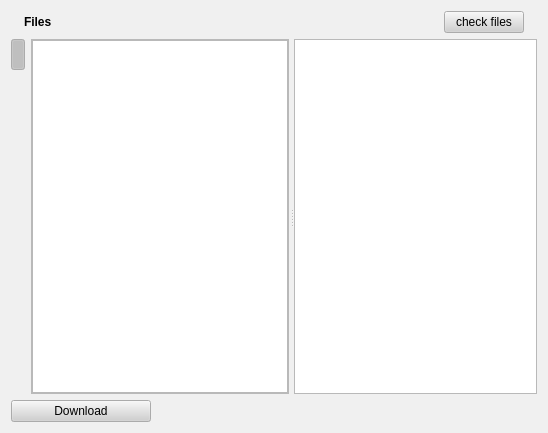
Qt form retroshare-gui/src/gui/SharedFilesDialog.ui (RetroShare/RetroShare) before a commit.
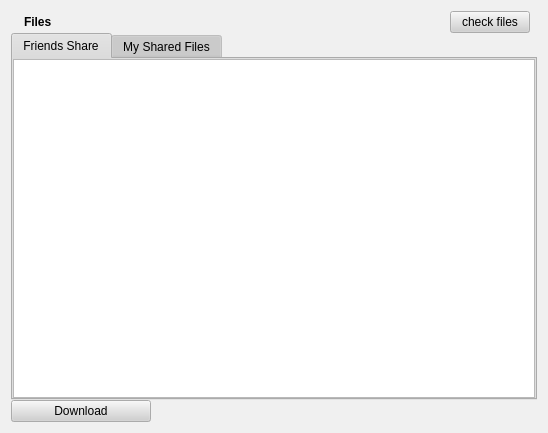
The same form after that commit. Icons and pictures are not drawn.

Commit message: * redesign SharedFiles dialog with Tabs * Set Font Size for MainWindow ToolBar to 9

The edit to the form file:
```diff
--- a/retroshare-gui/src/gui/SharedFilesDialog.ui
+++ b/retroshare-gui/src/gui/SharedFilesDialog.ui
@@ -487,27 +487,18 @@
   <property name="contextMenuPolicy" >
    <enum>Qt::NoContextMenu</enum>
   </property>
-  <layout class="QGridLayout" >
-   <item row="0" column="0" colspan="3" >
+  <layout class="QGridLayout" name="gridLayout_3" >
+   <property name="spacing" >
+    <number>0</number>
+   </property>
+   <item row="0" column="0" colspan="2" >
     <layout class="QHBoxLayout" >
      <item>
       <layout class="QGridLayout" >
-       <property name="leftMargin" >
+       <property name="margin" >
         <number>0</number>
        </property>
-       <property name="topMargin" >
-        <number>0</number>
-       </property>
-       <property name="rightMargin" >
-        <number>0</number>
-       </property>
-       <property name="bottomMargin" >
-        <number>0</number>
-       </property>
-       <property name="horizontalSpacing" >
-        <number>6</number>
-       </property>
-       <property name="verticalSpacing" >
+       <property name="spacing" >
         <number>6</number>
        </property>
        <item row="0" column="0" >
@@ -537,7 +528,7 @@
        <property name="orientation" >
         <enum>Qt::Horizontal</enum>
        </property>
-       <property name="sizeHint" >
+       <property name="sizeHint" stdset="0" >
         <size>
          <width>271</width>
          <height>20</height>
@@ -561,95 +552,88 @@
      </item>
     </layout>
    </item>
-   <item row="1" column="0" >
-    <layout class="QGridLayout" >
-     <property name="horizontalSpacing" >
+   <item row="1" column="0" colspan="2" >
+    <widget class="QTabWidget" name="filestabWidget" >
+     <property name="currentIndex" >
       <number>0</number>
      </property>
-     <property name="verticalSpacing" >
-      <number>0</number>
-     </property>
-     <item row="0" column="0" >
-      <widget class="QPushButton" name="frameButton" >
-       <property name="minimumSize" >
-        <size>
-         <width>14</width>
-         <height>31</height>
-        </size>
-       </property>
-       <property name="maximumSize" >
-        <size>
-         <width>14</width>
-         <height>31</height>
-        </size>
-       </property>
-       <property name="text" >
-        <string/>
-       </property>
-       <property name="icon" >
-        <iconset resource="images.qrc" >:/images/hide_toolbox_frame.png</iconset>
-       </property>
-       <property name="iconSize" >
-        <size>
-         <width>14</width>
-         <height>31</height>
-        </size>
-       </property>
-       <property name="checkable" >
-        <bool>true</bool>
-       </property>
-       <property name="checked" >
-        <bool>true</bool>
-       </property>
-      </widget>
-     </item>
-     <item row="1" column="0" >
-      <spacer>
-       <property name="orientation" >
-        <enum>Qt::Vertical</enum>
-       </property>
-       <property name="sizeHint" >
-        <size>
-         <width>14</width>
-         <height>321</height>
-        </size>
-       </property>
-      </spacer>
-     </item>
-    </layout>
-   </item>
-   <item row="1" column="1" colspan="2" >
-    <widget class="QSplitter" name="splitter" >
-     <property name="orientation" >
-      <enum>Qt::Horizontal</enum>
-     </property>
-     <property name="handleWidth" >
-      <number>5</number>
-     </property>
-     <widget class="QFrame" name="frame" >
-      <property name="frameShape" >
-       <enum>QFrame::StyledPanel</enum>
+     <widget class="QWidget" name="tab" >
+      <property name="geometry" >
+       <rect>
+        <x>0</x>
+        <y>0</y>
+        <width>526</width>
+        <height>322</height>
+       </rect>
       </property>
-      <property name="frameShadow" >
-       <enum>QFrame::Raised</enum>
-      </property>
-      <layout class="QGridLayout" >
-       <property name="leftMargin" >
+      <attribute name="title" >
+       <string>Friends Share</string>
+      </attribute>
+      <attribute name="icon" >
+       <iconset resource="images.qrc" >
+        <normaloff>:/images/fileshare16.png</normaloff>:/images/fileshare16.png</iconset>
+      </attribute>
+      <layout class="QGridLayout" name="gridLayout" >
+       <property name="margin" >
         <number>0</number>
        </property>
-       <property name="topMargin" >
+       <property name="spacing" >
         <number>0</number>
        </property>
-       <property name="rightMargin" >
-        <number>0</number>
-       </property>
-       <property name="bottomMargin" >
-        <number>0</number>
-       </property>
+       <item row="0" column="0" >
+        <widget class="QTreeView" name="remoteDirTreeView" >
+         <property name="sizePolicy" >
+          <sizepolicy vsizetype="Expanding" hsizetype="Expanding" >
+           <horstretch>4</horstretch>
+           <verstretch>0</verstretch>
+          </sizepolicy>
+         </property>
+         <property name="contextMenuPolicy" >
+          <enum>Qt::CustomContextMenu</enum>
+         </property>
+         <property name="dragEnabled" >
+          <bool>true</bool>
+         </property>
+         <property name="dragDropMode" >
+          <enum>QAbstractItemView::DragOnly</enum>
+         </property>
+         <property name="alternatingRowColors" >
+          <bool>false</bool>
+         </property>
+         <property name="autoExpandDelay" >
+          <number>0</number>
+         </property>
+         <property name="itemsExpandable" >
+          <bool>true</bool>
+         </property>
+         <property name="sortingEnabled" >
+          <bool>true</bool>
+         </property>
+        </widget>
+       </item>
+      </layout>
+     </widget>
+     <widget class="QWidget" name="tab_2" >
+      <property name="geometry" >
+       <rect>
+        <x>0</x>
+        <y>0</y>
+        <width>526</width>
+        <height>300</height>
+       </rect>
+      </property>
+      <attribute name="title" >
+       <string>My Shared Files</string>
+      </attribute>
+      <attribute name="icon" >
+       <iconset resource="images.qrc" >
+        <normaloff>:/images/folder16.png</normaloff>:/images/folder16.png</iconset>
+      </attribute>
+      <layout class="QGridLayout" name="gridLayout_2" >
        <property name="horizontalSpacing" >
         <number>0</number>
        </property>
-       <property name="verticalSpacing" >
+       <property name="margin" >
         <number>0</number>
        </property>
        <item row="0" column="0" >
@@ -685,38 +669,9 @@
        </item>
       </layout>
      </widget>
-     <widget class="QTreeView" name="remoteDirTreeView" >
-      <property name="sizePolicy" >
-       <sizepolicy vsizetype="Expanding" hsizetype="Expanding" >
-        <horstretch>4</horstretch>
-        <verstretch>0</verstretch>
-       </sizepolicy>
-      </property>
-      <property name="contextMenuPolicy" >
-       <enum>Qt::CustomContextMenu</enum>
-      </property>
-      <property name="dragEnabled" >
-       <bool>true</bool>
-      </property>
-      <property name="dragDropMode" >
-       <enum>QAbstractItemView::DragOnly</enum>
-      </property>
-      <property name="alternatingRowColors" >
-       <bool>false</bool>
-      </property>
-      <property name="autoExpandDelay" >
-       <number>0</number>
-      </property>
-      <property name="itemsExpandable" >
-       <bool>true</bool>
-      </property>
-      <property name="sortingEnabled" >
-       <bool>true</bool>
-      </property>
-     </widget>
     </widget>
    </item>
-   <item row="2" column="0" colspan="2" >
+   <item row="2" column="0" >
     <widget class="QPushButton" name="downloadButton" >
      <property name="minimumSize" >
       <size>
@@ -737,16 +692,17 @@
       <string>Download</string>
      </property>
      <property name="icon" >
-      <iconset resource="images.qrc" >:/images/download16.png</iconset>
+      <iconset resource="images.qrc" >
+       <normaloff>:/images/download16.png</normaloff>:/images/download16.png</iconset>
      </property>
     </widget>
    </item>
-   <item row="2" column="2" >
+   <item row="2" column="1" >
     <spacer>
      <property name="orientation" >
       <enum>Qt::Horizontal</enum>
      </property>
-     <property name="sizeHint" >
+     <property name="sizeHint" stdset="0" >
       <size>
        <width>391</width>
        <height>20</height>
```
The commit also changes 3 other files.
